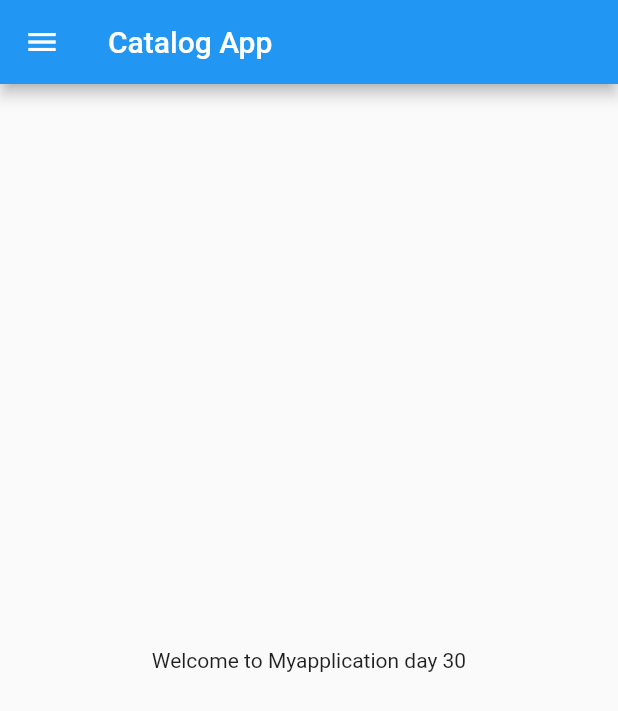
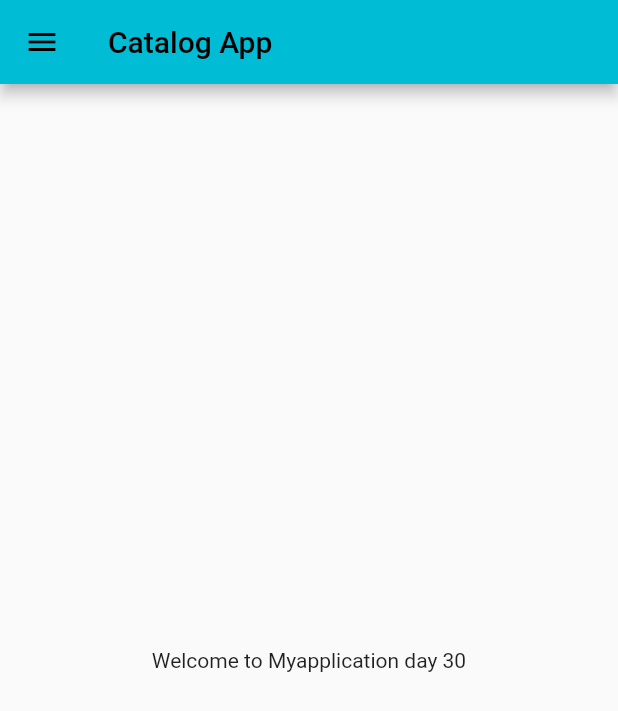
Before and after one commit to shrey1409/Flutter_first_app, a Flutter app: the screen it shows after launch, on a phone screen of 412 x 824 dp. Shown: the top 711 px of the screen. Run offline on Flutter 3.47's test engine with Material 2 defaults, Android fonts, the phone set to English and light mode, and no system bars.

Commit message:
DAY3 completed

```diff
--- a/lib/main.dart
+++ b/lib/main.dart
@@ -1,5 +1,6 @@
 import 'package:flutter/material.dart';
-import 'package:flutter_catalog/home_page.dart';
+import 'package:flutter_catalog/pages/home_page.dart';
+import 'package:flutter_catalog/pages/login_page.dart';
 
 void main() {
   runApp(MyApp());
@@ -8,9 +9,16 @@ void main() {
 class MyApp extends StatelessWidget {
   @override
   Widget build(BuildContext context) {
-
     return MaterialApp(
-      home: HomePage(),
+      themeMode: ThemeMode.light,
+      theme: ThemeData(primarySwatch: Colors.cyan),
+      darkTheme: ThemeData(brightness: Brightness.dark),
+      initialRoute: "/home",
+      routes: {
+        "/": (context) => Loginpage(),
+        "/home": (context) => HomePage(),
+        "/login": (context) => Loginpage()
+      },
     );
   }
 }
```
Also changed, not shown: lib/pages/login_page.dart (added, +15 -0 lines), lib/pages/home_page.dart (renamed from lib/home_page.dart), 1 other file.
